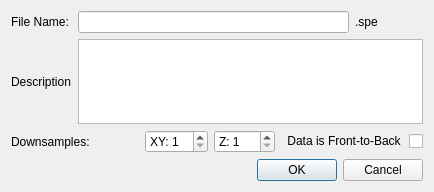
This is SPIERSedit/ui/import.ui in palaeoware/SPIERS as Qt 5 draws it before an edit. The edited form follows.
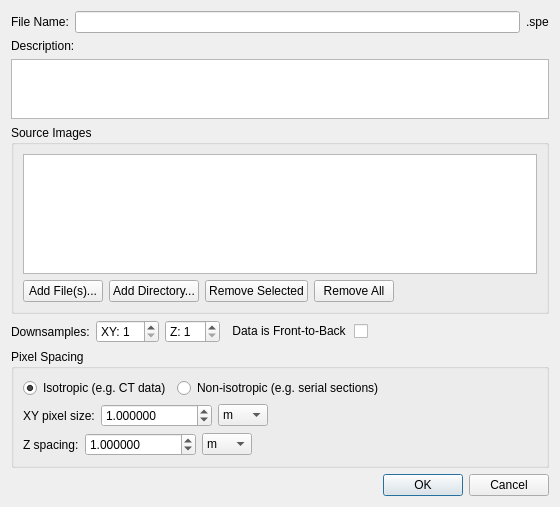
This is the edited form. The open tabs and pages were chosen to show the change.

Commit message:
Updated the import dialog for new SPIERSedit projects
- now has the file selection as part of the dialog, not as a 'select files' first
- has add file/remove file/add directory/remove all options for the files
- has an "easy" initial pixel spacing setup inputs (for isotropic and non-isotropic data) -> this just sets the existing pixels/mm & slices/mm under the output settings.

```diff
--- a/SPIERSedit/ui/import.ui
+++ b/SPIERSedit/ui/import.ui
@@ -9,8 +9,8 @@
    <rect>
     <x>0</x>
     <y>0</y>
-    <width>434</width>
-    <height>192</height>
+    <width>560</width>
+    <height>220</height>
    </rect>
   </property>
   <property name="windowTitle">
@@ -19,33 +19,43 @@
   <property name="modal">
    <bool>true</bool>
   </property>
-  <layout class="QGridLayout" name="gridLayout">
-   <item row="0" column="0">
+  <layout class="QVBoxLayout" name="mainVLayout">
+   <item>
+    <layout class="QHBoxLayout" name="nameLayout">
+     <item>
     <widget class="QLabel" name="label">
      <property name="text">
       <string>File Name:</string>
      </property>
     </widget>
    </item>
-   <item row="0" column="1" colspan="4">
+     <item>
     <widget class="QLineEdit" name="lineEdit"/>
    </item>
-   <item row="0" column="5">
+     <item>
     <widget class="QLabel" name="label_2">
      <property name="text">
       <string>.spe</string>
      </property>
     </widget>
    </item>
-   <item row="1" column="0">
+    </layout>
+   </item>
+   <item>
     <widget class="QLabel" name="label_3">
      <property name="text">
-      <string>Description</string>
+      <string>Description:</string>
      </property>
     </widget>
    </item>
-   <item row="1" column="1" colspan="5">
+   <item>
     <widget class="QTextEdit" name="textEdit">
+     <property name="maximumSize">
+      <size>
+       <width>16777215</width>
+       <height>60</height>
+      </size>
+     </property>
      <property name="tabChangesFocus">
       <bool>true</bool>
      </property>
@@ -54,14 +64,80 @@
      </property>
     </widget>
    </item>
-   <item row="2" column="0" colspan="2">
+   <item>
+    <widget class="QGroupBox" name="GroupFiles">
+     <property name="title">
+      <string>Source Images</string>
+     </property>
+     <layout class="QVBoxLayout" name="filesVLayout">
+      <item>
+       <widget class="QListWidget" name="listFiles">
+        <property name="minimumSize">
+         <size>
+          <width>0</width>
+          <height>120</height>
+         </size>
+        </property>
+       </widget>
+      </item>
+      <item>
+       <layout class="QHBoxLayout" name="fileButtonsLayout">
+        <item>
+         <widget class="QPushButton" name="ButtonAddFiles">
+          <property name="text">
+           <string>Add File(s)...</string>
+          </property>
+         </widget>
+        </item>
+        <item>
+         <widget class="QPushButton" name="ButtonAddDir">
+          <property name="text">
+           <string>Add Directory...</string>
+          </property>
+         </widget>
+        </item>
+        <item>
+         <widget class="QPushButton" name="ButtonRemove">
+          <property name="text">
+           <string>Remove Selected</string>
+          </property>
+         </widget>
+        </item>
+        <item>
+         <widget class="QPushButton" name="ButtonClear">
+          <property name="text">
+           <string>Remove All</string>
+          </property>
+         </widget>
+        </item>
+        <item>
+         <spacer name="fileButtonsSpacer">
+          <property name="orientation">
+           <enum>Qt::Horizontal</enum>
+          </property>
+          <property name="sizeHint" stdset="0">
+           <size>
+            <width>40</width>
+            <height>20</height>
+           </size>
+          </property>
+         </spacer>
+        </item>
+       </layout>
+      </item>
+     </layout>
+    </widget>
+   </item>
+   <item>
+    <layout class="QHBoxLayout" name="downsampleLayout">
+     <item>
     <widget class="QLabel" name="LabelDownsample">
      <property name="text">
       <string>Downsamples:</string>
      </property>
     </widget>
    </item>
-   <item row="2" column="2">
+     <item>
     <widget class="QSpinBox" name="spinBox">
      <property name="prefix">
       <string>XY: </string>
@@ -77,7 +153,7 @@
      </property>
     </widget>
    </item>
-   <item row="2" column="3">
+     <item>
     <widget class="QSpinBox" name="spinBoxZ">
      <property name="prefix">
       <string>Z: </string>
@@ -93,7 +169,7 @@
      </property>
     </widget>
    </item>
-   <item row="2" column="4" colspan="2">
+     <item>
     <widget class="QCheckBox" name="CheckMirrored">
      <property name="layoutDirection">
       <enum>Qt::RightToLeft</enum>
@@ -103,7 +179,307 @@
      </property>
     </widget>
    </item>
-   <item row="3" column="1" colspan="5">
+     <item>
+      <spacer name="downsampleSpacer">
+       <property name="orientation">
+        <enum>Qt::Horizontal</enum>
+       </property>
+       <property name="sizeHint" stdset="0">
+        <size>
+         <width>40</width>
+         <height>20</height>
+        </size>
+       </property>
+      </spacer>
+     </item>
+    </layout>
+   </item>
+   <item>
+    <widget class="QGroupBox" name="GroupSpacing">
+     <property name="title">
+      <string>Pixel Spacing</string>
+     </property>
+     <layout class="QVBoxLayout" name="spacingVLayout">
+      <item>
+       <layout class="QHBoxLayout" name="radioLayout">
+        <item>
+         <widget class="QRadioButton" name="RadioIsotropic">
+          <property name="text">
+           <string>Isotropic (e.g. CT data)</string>
+          </property>
+          <property name="checked">
+           <bool>true</bool>
+          </property>
+         </widget>
+        </item>
+        <item>
+         <widget class="QRadioButton" name="RadioNonIsotropic">
+          <property name="text">
+           <string>Non-isotropic (e.g. serial sections)</string>
+          </property>
+         </widget>
+        </item>
+        <item>
+         <spacer name="radioSpacer">
+          <property name="orientation">
+           <enum>Qt::Horizontal</enum>
+          </property>
+          <property name="sizeHint" stdset="0">
+           <size>
+            <width>40</width>
+            <height>20</height>
+           </size>
+          </property>
+         </spacer>
+        </item>
+       </layout>
+      </item>
+      <item>
+       <widget class="QStackedWidget" name="StackedSpacing">
+        <property name="currentIndex">
+         <number>0</number>
+        </property>
+        <widget class="QWidget" name="pageIsotropic">
+         <layout class="QHBoxLayout" name="isoLayout">
+          <property name="leftMargin">
+           <number>0</number>
+          </property>
+          <property name="topMargin">
+           <number>0</number>
+          </property>
+          <property name="rightMargin">
+           <number>0</number>
+          </property>
+          <property name="bottomMargin">
+           <number>0</number>
+          </property>
+          <item>
+           <widget class="QLabel" name="LabelVoxelSize">
+            <property name="text">
+             <string>Voxel size:</string>
+            </property>
+           </widget>
+          </item>
+          <item>
+           <widget class="QDoubleSpinBox" name="SpinVoxelSize">
+            <property name="decimals">
+             <number>6</number>
+            </property>
+            <property name="minimum">
+             <double>0.000001</double>
+            </property>
+            <property name="maximum">
+             <double>999999.000000</double>
+            </property>
+            <property name="value">
+             <double>1.000000</double>
+            </property>
+           </widget>
+          </item>
+          <item>
+           <widget class="QComboBox" name="ComboVoxelUnit">
+            <item>
+             <property name="text">
+              <string>m</string>
+             </property>
+            </item>
+            <item>
+             <property name="text">
+              <string>cm</string>
+             </property>
+            </item>
+            <item>
+             <property name="text">
+              <string>mm</string>
+             </property>
+            </item>
+            <item>
+             <property name="text">
+              <string>um</string>
+             </property>
+            </item>
+            <item>
+             <property name="text">
+              <string>nm</string>
+             </property>
+            </item>
+           </widget>
+          </item>
+          <item>
+           <spacer name="isoSpacer">
+            <property name="orientation">
+             <enum>Qt::Horizontal</enum>
+            </property>
+            <property name="sizeHint" stdset="0">
+             <size>
+              <width>40</width>
+              <height>20</height>
+             </size>
+            </property>
+           </spacer>
+          </item>
+         </layout>
+        </widget>
+        <widget class="QWidget" name="pageNonIsotropic">
+         <layout class="QVBoxLayout" name="nonIsoVLayout">
+          <property name="leftMargin">
+           <number>0</number>
+          </property>
+          <property name="topMargin">
+           <number>0</number>
+          </property>
+          <property name="rightMargin">
+           <number>0</number>
+          </property>
+          <property name="bottomMargin">
+           <number>0</number>
+          </property>
+          <item>
+           <layout class="QHBoxLayout" name="xyLayout">
+            <item>
+             <widget class="QLabel" name="LabelXYSize">
+              <property name="text">
+               <string>XY pixel size:</string>
+              </property>
+             </widget>
+            </item>
+            <item>
+             <widget class="QDoubleSpinBox" name="SpinXYSize">
+              <property name="decimals">
+               <number>6</number>
+              </property>
+              <property name="minimum">
+               <double>0.000001</double>
+              </property>
+              <property name="maximum">
+               <double>999999.000000</double>
+              </property>
+              <property name="value">
+               <double>1.000000</double>
+              </property>
+             </widget>
+            </item>
+            <item>
+             <widget class="QComboBox" name="ComboXYUnit">
+              <item>
+               <property name="text">
+                <string>m</string>
+               </property>
+              </item>
+              <item>
+               <property name="text">
+                <string>cm</string>
+               </property>
+              </item>
+              <item>
+               <property name="text">
+                <string>mm</string>
+               </property>
+              </item>
+              <item>
+               <property name="text">
+                <string>um</string>
+               </property>
+              </item>
+              <item>
+               <property name="text">
+                <string>nm</string>
+               </property>
+              </item>
+             </widget>
+            </item>
+            <item>
+             <spacer name="xySpacer">
+              <property name="orientation">
+               <enum>Qt::Horizontal</enum>
+              </property>
+              <property name="sizeHint" stdset="0">
+               <size>
+                <width>40</width>
+                <height>20</height>
+               </size>
+              </property>
+             </spacer>
+            </item>
+           </layout>
+          </item>
+          <item>
+           <layout class="QHBoxLayout" name="zLayout">
+            <item>
+             <widget class="QLabel" name="LabelZSize">
+              <property name="text">
+               <string>Z spacing:</string>
+              </property>
+             </widget>
+            </item>
+            <item>
+             <widget class="QDoubleSpinBox" name="SpinZSize">
+              <property name="decimals">
+               <number>6</number>
+              </property>
+              <property name="minimum">
+               <double>0.000001</double>
+              </property>
+              <property name="maximum">
+               <double>999999.000000</double>
+              </property>
+              <property name="value">
+               <double>1.000000</double>
+              </property>
+             </widget>
+            </item>
+            <item>
+             <widget class="QComboBox" name="ComboZUnit">
+              <item>
+               <property name="text">
+                <string>m</string>
+               </property>
+              </item>
+              <item>
+               <property name="text">
+                <string>cm</string>
+               </property>
+              </item>
+              <item>
+               <property name="text">
+                <string>mm</string>
+               </property>
+              </item>
+              <item>
+               <property name="text">
+                <string>um</string>
+               </property>
+              </item>
+              <item>
+               <property name="text">
+                <string>nm</string>
+               </property>
+              </item>
+             </widget>
+            </item>
+            <item>
+             <spacer name="zSpacer">
+              <property name="orientation">
+               <enum>Qt::Horizontal</enum>
+              </property>
+              <property name="sizeHint" stdset="0">
+               <size>
+                <width>40</width>
+                <height>20</height>
+               </size>
+              </property>
+             </spacer>
+            </item>
+           </layout>
+          </item>
+         </layout>
+        </widget>
+       </widget>
+      </item>
+     </layout>
+    </widget>
+   </item>
+   <item>
     <widget class="QDialogButtonBox" name="buttonBox">
      <property name="standardButtons">
       <set>QDialogButtonBox::Cancel|QDialogButtonBox::Ok</set>
```
Lines whose indentation alone changed are shown as unchanged. The commit also changes 3 other files.
